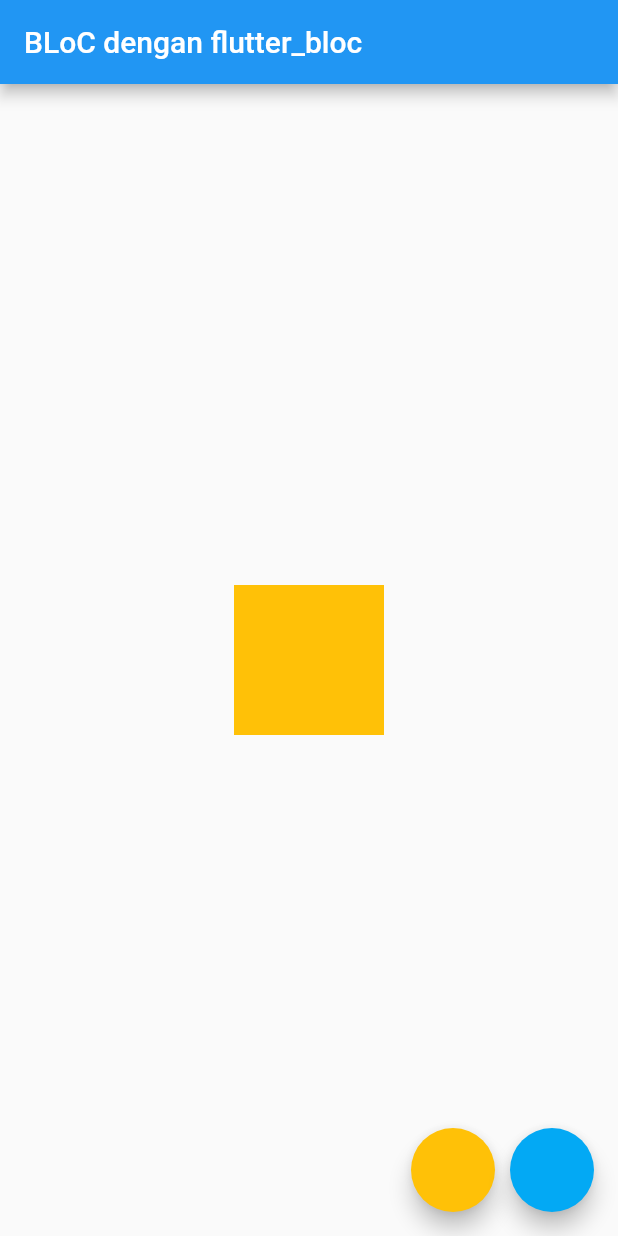
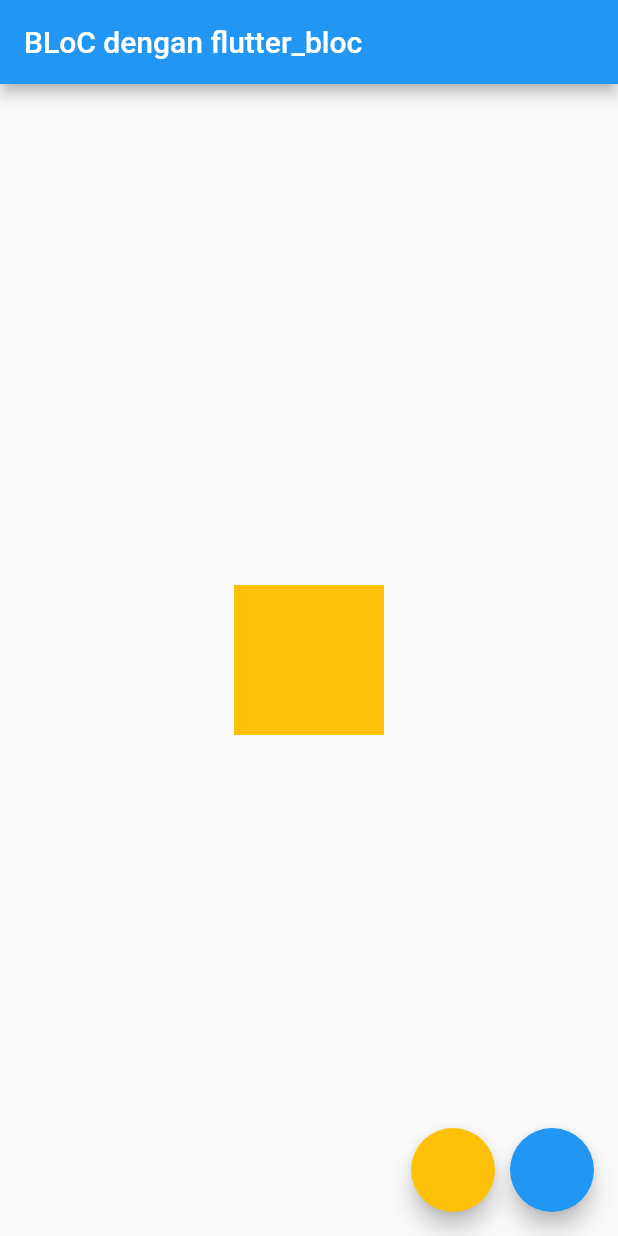
Before and after one commit to muhammadimamsetiawan/flutter_fundamentals, a Flutter app: the screen it shows after launch, on a phone screen of 412 x 824 dp. Run offline on Flutter 3.47's test engine with Material 2 defaults, Android fonts, the phone set to English and light mode, and no system bars; our stand-ins replace bloc, flutter_bloc.

Commit message:
BLoC State Management (flutter_bloc Package)

```diff
--- a/bloc_blocflutterpackage/lib/color_bloc.dart
+++ b/bloc_blocflutterpackage/lib/color_bloc.dart
@@ -1,17 +1,17 @@
+import 'dart:async';
+import 'package:flutter/material.dart';
 import 'package:bloc/bloc.dart';
-import 'package:flutter/material.dart';
 
-enum ColorEvent { to_amber, to_light_blue }
+enum ColorEvent { to_amber, to_blue }
 
 class ColorBloc extends Bloc<ColorEvent, Color> {
   Color _color = Colors.amber;
 
-  @override
-  Color get initialState => Colors.amber;
+  ColorBloc({Color initialState = Colors.amber}) : super(initialState);
 
   @override
   Stream<Color> mapEventToState(ColorEvent event) async* {
-    _color = (event == ColorEvent.to_amber) ? Colors.amber : Colors.lightBlue;
+    _color = (event == ColorEvent.to_amber) ? Colors.amber : Colors.blue;
     yield _color;
   }
 }
--- a/bloc_blocflutterpackage/lib/main.dart
+++ b/bloc_blocflutterpackage/lib/main.dart
@@ -1,6 +1,6 @@
-import 'package:bloc_blocflutterpackage/color_bloc.dart';
 import 'package:flutter/material.dart';
 import 'package:flutter_bloc/flutter_bloc.dart';
+import 'package:bloc_blocflutterpackage/color_bloc.dart';
 
 void main() => runApp(MyApp());
 
@@ -8,8 +8,10 @@ class MyApp extends StatelessWidget {
   @override
   Widget build(BuildContext context) {
     return MaterialApp(
-      home: BlocProvider<ColorBloc>(
-          builder: (context) => ColorBloc(), child: MainPage()),
+      home: BlocProvider(
+        create: (_) => ColorBloc(),
+        child: MainPage(),
+      ),
     );
   }
 }
@@ -17,40 +19,41 @@ class MyApp extends StatelessWidget {
 class MainPage extends StatelessWidget {
   @override
   Widget build(BuildContext context) {
-    ColorBloc bloc = BlocProvider.of<ColorBloc>(context);
     return Scaffold(
+      appBar: AppBar(
+        title: Text('BLoC dengan flutter_bloc'),
+      ),
+      body: Center(
+        child: BlocBuilder<ColorBloc, Color>(
+          builder: (context, currentState) => AnimatedContainer(
+            duration: Duration(
+              milliseconds: 500,
+            ),
+            width: 100,
+            height: 100,
+            color: currentState,
+          ),
+        ),
+      ),
       floatingActionButton: Row(
         mainAxisAlignment: MainAxisAlignment.end,
-        children: <Widget>[
+        children: [
           FloatingActionButton(
             backgroundColor: Colors.amber,
             onPressed: () {
-              bloc.dispatch(ColorEvent.to_amber);
+              context.read<ColorBloc>().add(ColorEvent.to_amber);
             },
           ),
           SizedBox(
             width: 10,
           ),
           FloatingActionButton(
-            backgroundColor: Colors.lightBlue,
+            backgroundColor: Colors.blue,
             onPressed: () {
-              bloc.dispatch(ColorEvent.to_light_blue);
+              context.read<ColorBloc>().add(ColorEvent.to_blue);
             },
-          )
+          ),
         ],
-      ),
-      appBar: AppBar(
-        title: Text("BLoC dengan flutter_bloc"),
-      ),
-      body: Center(
-        child: BlocBuilder<ColorBloc, Color>(
-          builder: (context, currentColor) => AnimatedContainer(
-            width: 100,
-            height: 100,
-            color: currentColor,
-            duration: Duration(milliseconds: 500),
-          ),
-        ),
       ),
     );
   }
--- a/bloc_blocflutterpackage/pubspec.yaml
+++ b/bloc_blocflutterpackage/pubspec.yaml
@@ -28,7 +28,7 @@ dependencies:
   # The following adds the Cupertino Icons font to your application.
   # Use with the CupertinoIcons class for iOS style icons.
   cupertino_icons: ^1.0.2
-  flutter_bloc: ^0.20.1
+  flutter_bloc: ^7.0.0
 
 dev_dependencies:
   flutter_test:
--- a/stack_dan_alignwidget/lib/main.dart
+++ b/stack_dan_alignwidget/lib/main.dart
@@ -6,6 +6,7 @@ void main() => runApp(MyApp());
 
 class MyApp extends StatelessWidget {
   @override
+
   Widget build(BuildContext context) {
     return MaterialApp(
       home: Scaffold(
```
Also changed, not shown: bloc_blocflutterpackage/pubspec.lock, demo_project/lib/main.dart (line endings or trailing spaces).
